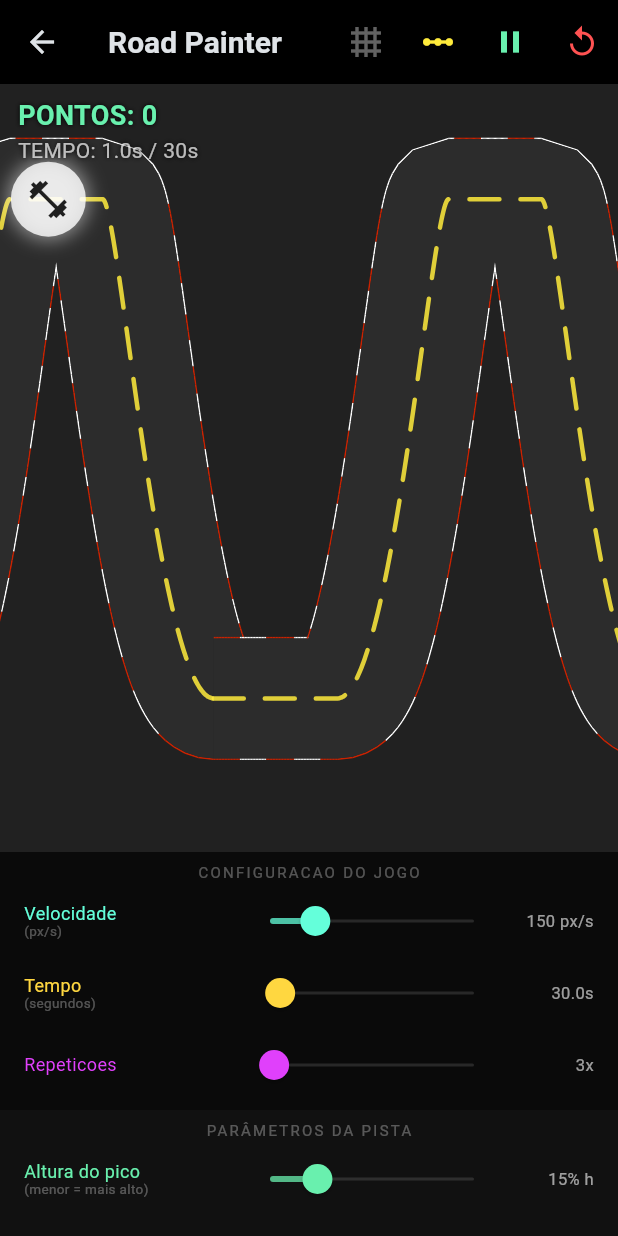
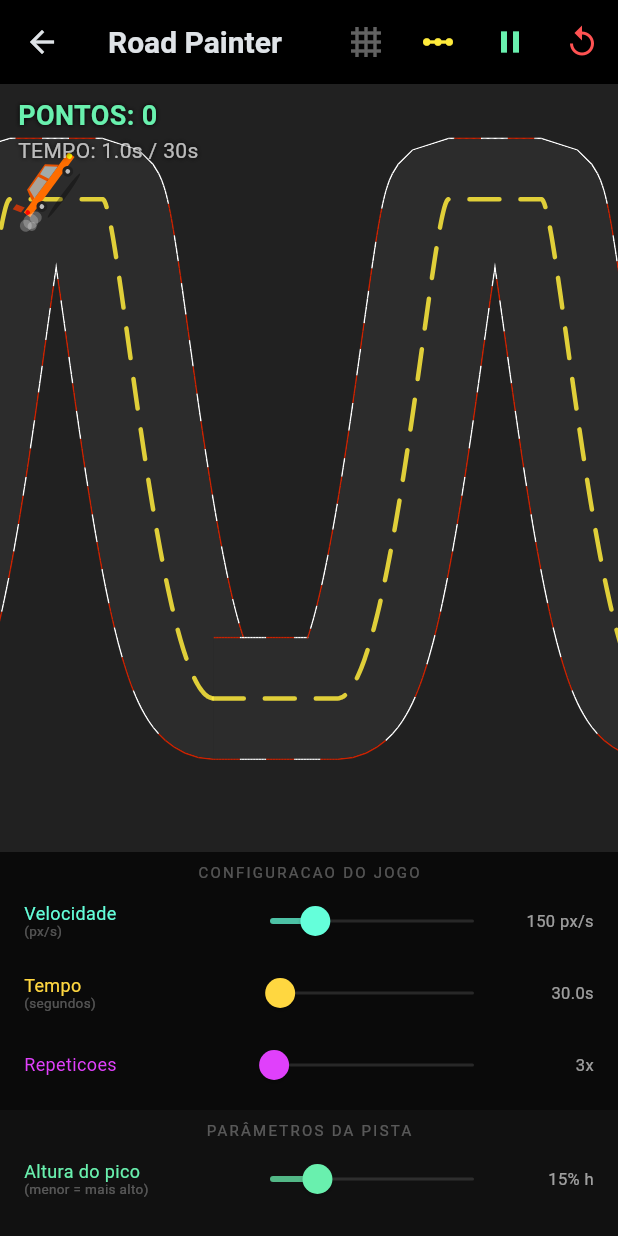
Before and after one commit to DartDragunov/zoltraak_app, a Flutter app: the WaveformSettingsWidget screen opened by its route, after a tap on the "play arrow" icon, on a phone screen of 412 x 824 dp. Run offline on Flutter 3.47's test engine with Material 3 defaults, Android fonts, the phone set to English and light mode, and no system bars.

Commit message:
Added a car with AI. its funny

```diff
--- a/lib/painter/RoadPainter.dart
+++ b/lib/painter/RoadPainter.dart
@@ -144,6 +144,40 @@ class RoadPainter extends CustomPainter {
       }
     }
     return centerY;
+  }
+
+  /// Road tangent angle (radians) at a given world X position.
+  static double computeTangentAngle({
+    required double worldX,
+    required double screenWidth,
+    required double screenHeight,
+    required RoadParams params,
+  }) {
+    final repW = computeRepWidth(screenWidth, params);
+    if (repW <= 0) return 0;
+
+    final repIndex = (worldX / repW).floor().clamp(0, 9999);
+    final repStartX = repIndex * repW;
+    final segs =
+        buildSegmentsForRep(screenWidth, screenHeight, params, repStartX);
+    final samples = sampleSegments(segs, 60);
+    if (samples.length < 2) return 0;
+
+    double minDist = double.infinity;
+    int closestIdx = 0;
+    for (int i = 0; i < samples.length; i++) {
+      final dist = (samples[i].point.dx - worldX).abs();
+      if (dist < minDist) {
+        minDist = dist;
+        closestIdx = i;
+      }
+    }
+
+    final i0 = max(0, closestIdx - 1);
+    final i1 = min(samples.length - 1, closestIdx + 1);
+    final p0 = samples[i0].point;
+    final p1 = samples[i1].point;
+    return atan2(p1.dy - p0.dy, p1.dx - p0.dx);
   }
 
   // ── Path do asfalto ─────────────────────────────────────────────────────────
--- a/lib/screen/RoadConfigScreen.dart
+++ b/lib/screen/RoadConfigScreen.dart
@@ -49,6 +49,11 @@ class _WaveformSettingsWidgetState extends State<WaveformSettingsWidget>
 
   // Canvas size for scoring
   Size _canvasSize = Size.zero;
+
+  // Car angle physics (drift effect)
+  double _roadAngle = 0;
+  double _carAngle = 0;
+  double _carAngularVel = 0;
 
   late Ticker _ticker;
   Duration _lastTickTime = Duration.zero;
@@ -106,6 +111,7 @@ class _WaveformSettingsWidgetState extends State<WaveformSettingsWidget>
           return;
         }
         _updateScore(dt);
+        _updateCarAngle(dt);
       }
     });
   }
@@ -142,6 +148,25 @@ class _WaveformSettingsWidgetState extends State<WaveformSettingsWidget>
     }
   }
 
+  void _updateCarAngle(double dt) {
+    final playerScreenX = _playerWidthPos * _canvasSize.width;
+    final worldX = playerScreenX + _offsetX;
+
+    _roadAngle = RoadPainter.computeTangentAngle(
+      worldX: worldX,
+      screenWidth: _canvasSize.width,
+      screenHeight: _canvasSize.height,
+      params: _params,
+    );
+
+    // Spring-damper: smooth car angle with overshoot for drift feel
+    const springK = 25.0;
+    const damping = 7.0;
+    final force = (_roadAngle - _carAngle) * springK - _carAngularVel * damping;
+    _carAngularVel += force * dt;
+    _carAngle += _carAngularVel * dt;
+  }
+
   void _endGame() {
     _gameOver = true;
     _isRunning = false;
@@ -169,6 +194,9 @@ class _WaveformSettingsWidgetState extends State<WaveformSettingsWidget>
       _offsetX = 0;
       _elapsedSeconds = 0;
       _score = 0;
+      _roadAngle = 0;
+      _carAngle = 0;
+      _carAngularVel = 0;
       // _playerWidthPos = 0.5;
       // _playerHeightPos = 0.5;
       if (_ticker.isActive) _ticker.stop();
@@ -242,6 +270,8 @@ class _WaveformSettingsWidgetState extends State<WaveformSettingsWidget>
                       size: constraints.biggest,
                       widthPosition: _playerWidthPos,
                       heightPosition: _playerHeightPos,
+                      roadAngle: _carAngle,
+                      driftAngle: _roadAngle - _carAngle,
                       onPositionChanged: (wPos, hPos) {
                         setState(() {
                           // _playerWidthPos = wPos;
--- a/lib/widgets/PlayerWidget.dart
+++ b/lib/widgets/PlayerWidget.dart
@@ -2,22 +2,25 @@ import 'package:flutter/material.dart';
 
 class PlayerWidget extends StatelessWidget {
   final Size size;
-  final Size iconSize;
-  final double widthPosition; // 0.0 (esquerda) a 1 (direita)
-  final double heightPosition; // 0.0 (topo) a 1 (base)
+  final double widthPosition;
+  final double heightPosition;
+  final double roadAngle;
+  final double driftAngle;
   final void Function(double widthPos, double heightPos)? onPositionChanged;
 
   const PlayerWidget({
     super.key,
     required this.size,
-    this.iconSize = const Size(50, 50),
     required this.widthPosition,
     required this.heightPosition,
+    this.roadAngle = 0,
+    this.driftAngle = 0,
     this.onPositionChanged,
   });
 
   @override
   Widget build(BuildContext context) {
+    final isDrifting = driftAngle.abs() > 0.03;
     return GestureDetector(
       behavior: HitTestBehavior.translucent,
       onPanUpdate: (details) {
@@ -27,24 +30,168 @@ class PlayerWidget extends StatelessWidget {
       },
       child: Align(
         alignment: Alignment(widthPosition * 2 - 1, heightPosition * 2 - 1),
-        child: Container(
-          width: iconSize.width,
-          height: iconSize.height,
-          decoration: BoxDecoration(
-            color: Colors.white.withOpacity(0.8),
-            shape: BoxShape.circle,
-            boxShadow: [
-              BoxShadow(
-                color: Colors.white.withOpacity(0.5),
-                blurRadius: 10,
-                spreadRadius: 2,
-              ),
-            ],
+        child: Transform.rotate(
+          angle: roadAngle,
+          child: CustomPaint(
+            size: const Size(52, 26),
+            painter: _CarPainter(isDrifting: isDrifting),
           ),
-          child:
-              const Icon(Icons.fitness_center, color: Colors.black87, size: 30),
         ),
       ),
     );
   }
 }
+
+class _CarPainter extends CustomPainter {
+  final bool isDrifting;
+
+  _CarPainter({this.isDrifting = false});
+
+  @override
+  void paint(Canvas canvas, Size size) {
+    final w = size.width;
+    final h = size.height;
+
+    // Shadow
+    canvas.drawOval(
+      Rect.fromCenter(
+        center: Offset(w * 0.5, h * 0.95),
+        width: w * 0.7,
+        height: h * 0.12,
+      ),
+      Paint()..color = Colors.black.withAlpha((0.35 * 255).toInt()),
+    );
+
+    // Lower body
+    final body = Path()
+      ..moveTo(w * 0.02, h * 0.58)
+      ..lineTo(w * 0.02, h * 0.38)
+      ..lineTo(w * 0.98, h * 0.38)
+      ..lineTo(w * 0.98, h * 0.58)
+      ..close();
+    canvas.drawPath(
+      body,
+      Paint()
+        ..color =
+            isDrifting ? const Color(0xFFFF6D00) : const Color(0xFFE53935),
+    );
+
+    // Cabin
+    final cabin = Path()
+      ..moveTo(w * 0.20, h * 0.38)
+      ..lineTo(w * 0.28, h * 0.10)
+      ..lineTo(w * 0.68, h * 0.08)
+      ..lineTo(w * 0.78, h * 0.38)
+      ..close();
+    canvas.drawPath(
+      cabin,
+      Paint()
+        ..color =
+            isDrifting ? const Color(0xFFE65100) : const Color(0xFFC62828),
+    );
+
+    // Windshield (front)
+    final windshield = Path()
+      ..moveTo(w * 0.54, h * 0.13)
+      ..lineTo(w * 0.66, h * 0.11)
+      ..lineTo(w * 0.75, h * 0.38)
+      ..lineTo(w * 0.56, h * 0.38)
+      ..close();
+    canvas.drawPath(
+      windshield,
+      Paint()..color = const Color(0xAA80D8FF),
+    );
+
+    // Rear window
+    final rearWin = Path()
+      ..moveTo(w * 0.30, h * 0.14)
+      ..lineTo(w * 0.50, h * 0.13)
+      ..lineTo(w * 0.52, h * 0.38)
+      ..lineTo(w * 0.25, h * 0.38)
+      ..close();
+    canvas.drawPath(
+      rearWin,
+      Paint()..color = const Color(0x9980D8FF),
+    );
+
+    // Spoiler
+    canvas.drawPath(
+      Path()
+        ..moveTo(w * 0.0, h * 0.32)
+        ..lineTo(w * -0.03, h * 0.10)
+        ..lineTo(w * 0.05, h * 0.10)
+        ..lineTo(w * 0.08, h * 0.32)
+        ..close(),
+      Paint()
+        ..color =
+            isDrifting ? const Color(0xFFBF360C) : const Color(0xFFB71C1C),
+    );
+
+    // Headlight
+    canvas.drawCircle(
+      Offset(w * 0.95, h * 0.46),
+      h * 0.07,
+      Paint()..color = const Color(0xEEFFFF00),
+    );
+
+    // Tail light
+    canvas.drawCircle(
+      Offset(w * 0.05, h * 0.46),
+      h * 0.06,
+      Paint()
+        ..color =
+            isDrifting ? const Color(0xEEFF0000) : const Color(0xAAFF0000),
+    );
+
+    // Wheels
+    final wheelPaint = Paint()..color = const Color(0xFF212121);
+    canvas.drawOval(
+      Rect.fromCenter(
+        center: Offset(w * 0.22, h * 0.66),
+        width: w * 0.14,
+        height: h * 0.28,
+      ),
+      wheelPaint,
+    );
+    canvas.drawOval(
+      Rect.fromCenter(
+        center: Offset(w * 0.78, h * 0.66),
+        width: w * 0.14,
+        height: h * 0.28,
+      ),
+      wheelPaint,
+    );
+
+    // Rims
+    final rimPaint = Paint()..color = Colors.grey.shade400;
+    canvas.drawOval(
+      Rect.fromCenter(
+        center: Offset(w * 0.22, h * 0.66),
+        width: w * 0.06,
+        height: h * 0.12,
+      ),
+      rimPaint,
+    );
+    canvas.drawOval(
+      Rect.fromCenter(
+        center: Offset(w * 0.78, h * 0.66),
+        width: w * 0.06,
+        height: h * 0.12,
+      ),
+      rimPaint,
+    );
+
+    // Drift smoke
+    if (isDrifting) {
+      final smokePaint = Paint()
+        ..color = Colors.white.withAlpha((0.25 * 255).toInt());
+      canvas.drawCircle(Offset(w * 0.06, h * 0.70), 4, smokePaint);
+      canvas.drawCircle(Offset(w * -0.02, h * 0.66), 5, smokePaint);
+      canvas.drawCircle(Offset(w * -0.06, h * 0.76), 3, smokePaint);
+      canvas.drawCircle(Offset(w * -0.10, h * 0.62), 4, smokePaint);
+    }
+  }
+
+  @override
+  bool shouldRepaint(_CarPainter old) => old.isDrifting != isDrifting;
+}
```
